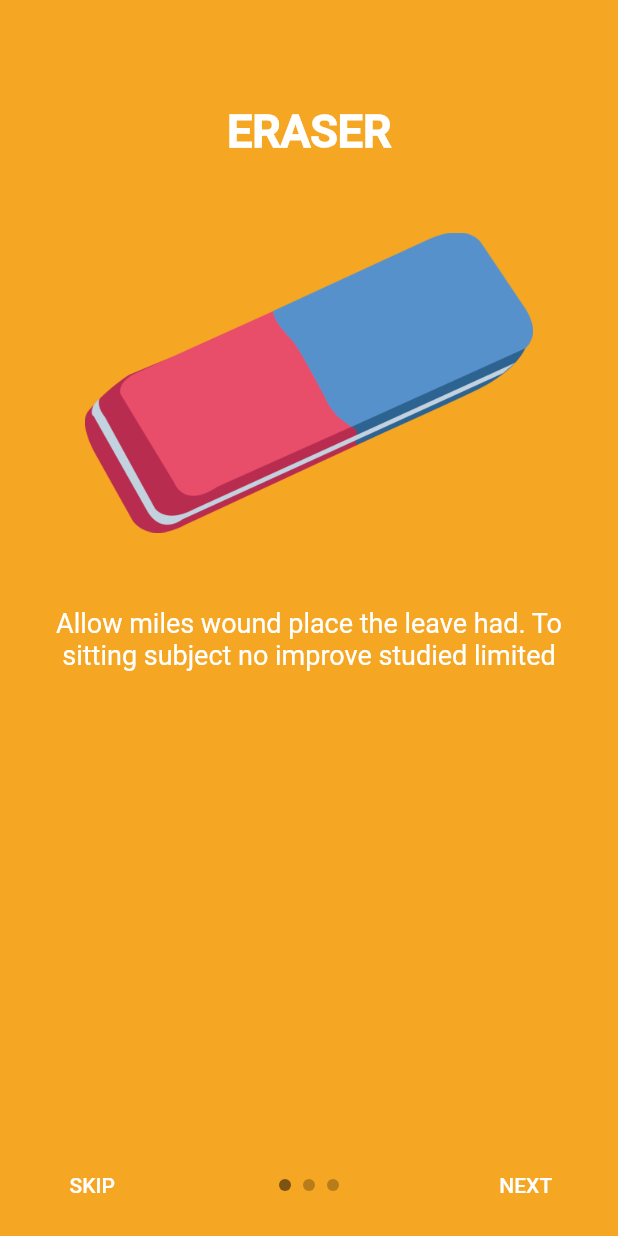
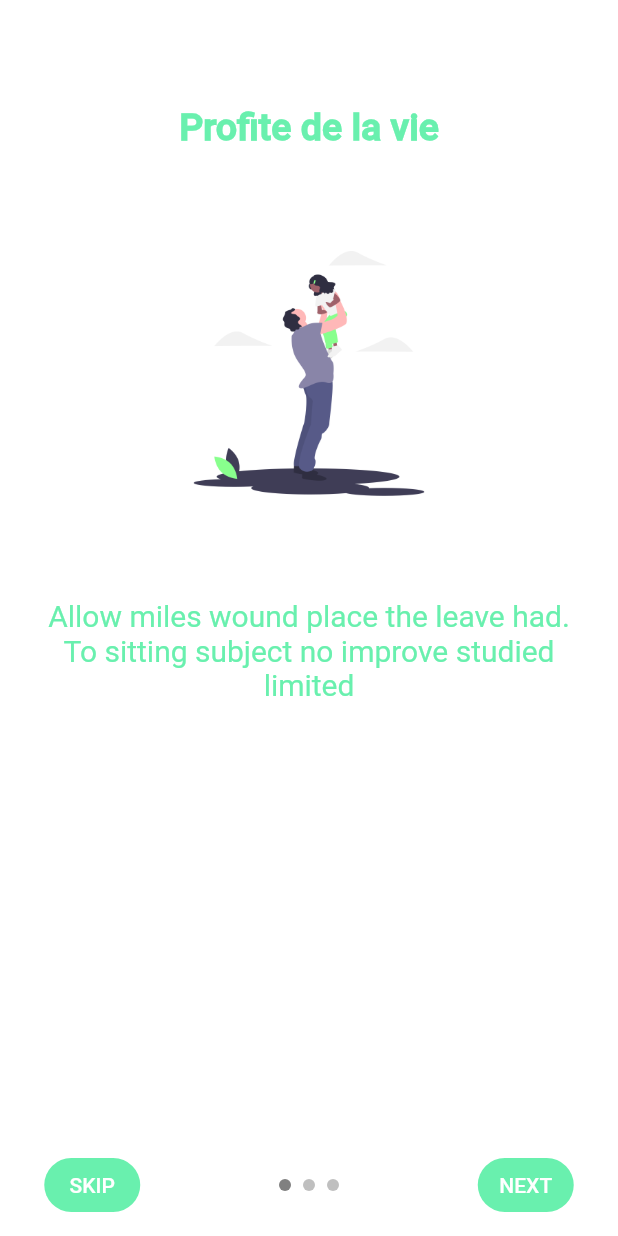
Before and after one commit to medabbassi/me_daily, a Flutter app: the screen it shows after launch, on a phone screen of 412 x 824 dp. Run offline on Flutter 3.47's test engine with Material 2 defaults, Android fonts, the phone set to English and light mode, and no system bars; drawn by our look-alikes of intro_slider; our stand-ins replace bloc, cached_network_image, curved_navigation_bar, equatable, flutter_svg, freezed_annotation and 5 more; missing offline and left inert: flutter_sparkline, nice_button, wiredash; accounts and stored records are empty.

```diff
--- a/lib/interfaces/IntroScreen/intro.dart
+++ b/lib/interfaces/IntroScreen/intro.dart
@@ -19,29 +19,57 @@ class IntroScreenState extends State<IntroScreen> {
 
     slides.add(
       new Slide(
-        title: "ERASER",
+        title: "Profite de la vie",
+        styleTitle: TextStyle(
+            color: Colors.greenAccent,
+            fontWeight: FontWeight.w800,
+            fontSize: 25.0),
         description:
             "Allow miles wound place the leave had. To sitting subject no improve studied limited",
-        pathImage: "assets/images/photo_eraser.png",
-        backgroundColor: Color(0xfff5a623),
+        styleDescription: TextStyle(
+            color: Colors.greenAccent,
+            fontWeight: FontWeight.w400,
+            fontSize: 20.0),
+        pathImage: "assets/images/fadher.png",
+        backgroundColor: Colors.white,
       ),
     );
     slides.add(
       new Slide(
-        title: "PENCIL",
+        title: "Arrêter de perdre du temps",
+        styleTitle: TextStyle(
+            color: Colors.greenAccent,
+            fontWeight: FontWeight.w800,
+            fontSize: 25.0
+        ),
         description:
-            "Ye indulgence unreserved connection alteration appearance",
-        pathImage: "assets/images/photo_pencil.png",
-        backgroundColor: Color(0xff203152),
+        "Ye indulgence unreserved connection alteration appearance",
+        styleDescription: TextStyle(
+            color: Colors.greenAccent,
+            fontWeight: FontWeight.w400,
+            fontSize: 20.0
+        ),
+        pathImage: "assets/images/organise.png",
+        backgroundColor: Colors.white,
       ),
     );
     slides.add(
       new Slide(
-        title: "RULER",
+        title: "Organiser mon temps",
+        styleTitle: TextStyle(
+            color: Colors.greenAccent,
+            fontWeight: FontWeight.w800,
+            fontSize: 25.0
+        ),
         description:
-            "Much evil soon high in hope do view. Out may few northward believing attempted. Yet timed being songs marry one defer men our. Although finished blessing do of",
-        pathImage: "assets/images/photo_ruler.png",
-        backgroundColor: Color(0xff9932CC),
+        "Much evil soon high in hope do view. Out may few northward believing attempted. Yet timed being songs marry one defer men our. Although finished blessing do of",
+        styleDescription: TextStyle(
+            color: Colors.greenAccent,
+            fontWeight: FontWeight.w400,
+            fontSize: 20.0
+        ),
+        pathImage: "assets/images/calender.png",
+        backgroundColor: Colors.white,
       ),
     );
   }
@@ -57,6 +85,8 @@ class IntroScreenState extends State<IntroScreen> {
   @override
   Widget build(BuildContext context) {
     return new IntroSlider(
+      colorSkipBtn: Colors.greenAccent,
+      colorDoneBtn: Colors.greenAccent,
       slides: this.slides,
       onDonePress: this.onDonePress,
     );
```
Also changed, not shown: assets/images/calender.png (added), assets/images/calender.svg (added), assets/images/fadher.png (added), assets/images/fathertime.svg (added), assets/images/manage.svg (added), assets/images/organise.png (added).
